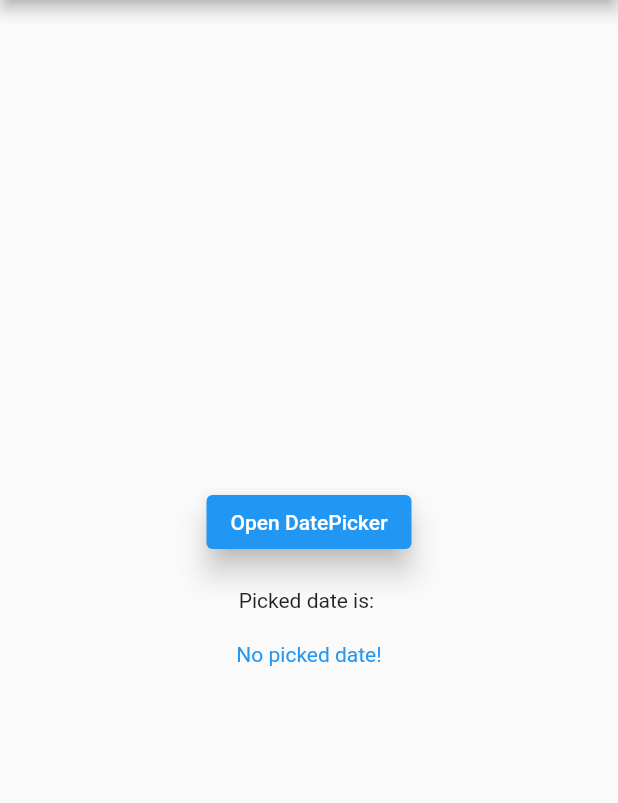
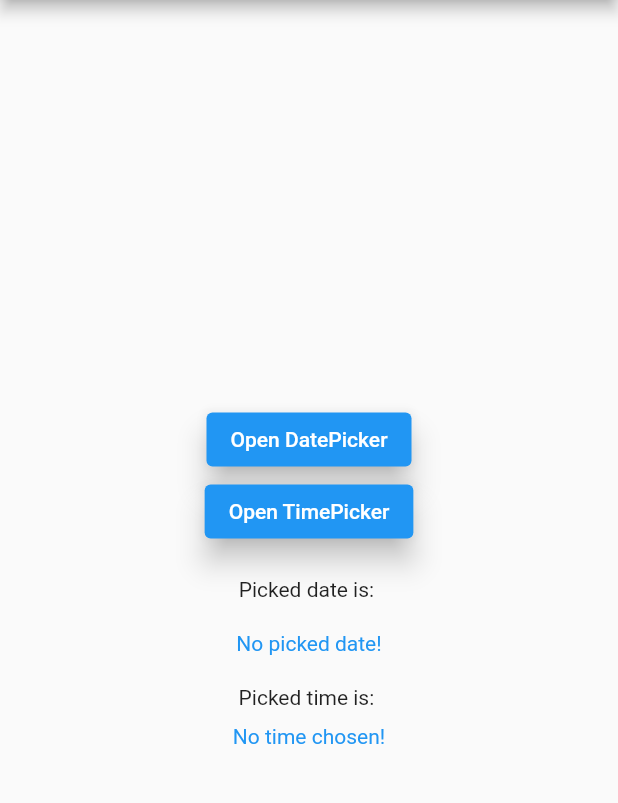
Before and after one commit to houcem-h/dsi3_forms_date_time, a Flutter app: the screen it shows after launch, on a phone screen of 412 x 824 dp, the part 84-887 px from its top. Run offline on Flutter 3.47's test engine with Material 2 defaults, Android fonts, the phone set to English and light mode, and no system bars.

Commit message:
add a TimePicker

```diff
--- a/lib/main.dart
+++ b/lib/main.dart
@@ -40,6 +40,7 @@ class MyHomePage extends StatefulWidget {
 class _MyHomePageState extends State<MyHomePage> {
 
   var _date = null;
+  var _time = null;
 
   Future<void> _dateSelection() async {
     DateTime? _pickedDate = await showDatePicker(
@@ -51,6 +52,18 @@ class _MyHomePageState extends State<MyHomePage> {
     if(_pickedDate != null) {
       setState(() {
         _date = _pickedDate;
+      });
+    }
+  }
+
+  Future<void> _timeSelection() async {
+    TimeOfDay? _pickedTime = await showTimePicker(
+        context: context,
+        initialTime: TimeOfDay.now()
+    );
+    if(_pickedTime != null) {
+      setState(() {
+        _time = _pickedTime;
       });
     }
   }
@@ -73,6 +86,14 @@ class _MyHomePageState extends State<MyHomePage> {
                 ),
                 onPressed: _dateSelection,
             ),
+            ElevatedButton(
+              child: const Text("Open TimePicker", style: TextStyle(color: Colors.white)),
+              style: ButtonStyle(
+                  backgroundColor: MaterialStateProperty.all(Colors.blue),
+                  elevation: MaterialStateProperty.all(8)
+              ),
+              onPressed: _timeSelection,
+            ),
             const Padding(padding: EdgeInsets.only(bottom: 20)),
             const Text("Picked date is: "),
             const Padding(padding: EdgeInsets.only(bottom: 20)),
@@ -86,6 +107,19 @@ class _MyHomePageState extends State<MyHomePage> {
                 fontSize: 25
               ),
             ),
+            const Padding(padding: EdgeInsets.only(bottom: 20)),
+            const Text("Picked time is: "),
+            const Padding(padding: EdgeInsets.only(bottom: 10)),
+            Text(
+              _time == null ? "No time chosen!" : '${_time.format(context)}',
+              style: _time == null
+                  ? const TextStyle(color: Colors.blue)
+                  : const TextStyle(
+                  color: Colors.blue,
+                  fontWeight: FontWeight.bold,
+                  fontSize: 25
+              ),
+            ),
           ],
         ),
       ),
```
